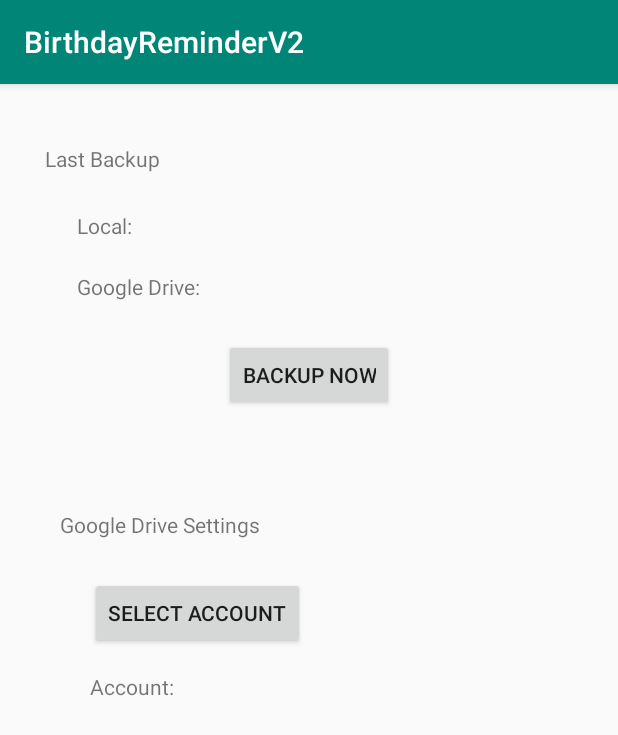
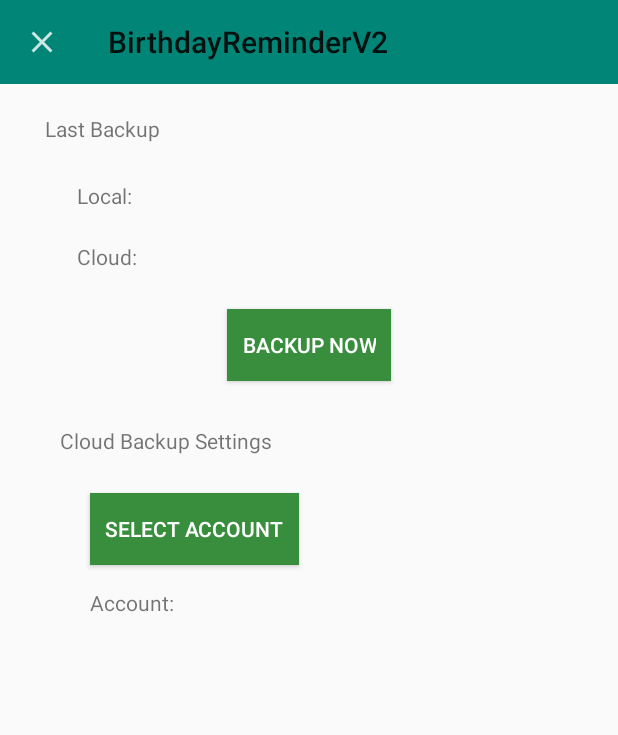
Before and after one commit to antandbuffalo/BirthdayReminderV2, an Android app: the Backup screen opened directly, with no data from a screen before it, on a phone screen of 412 x 824 dp. Shown: the top 735 px of the screen. Run offline under Robolectric (Android 15) with nearby library versions, the phone set to English and light mode, and no system bars; our stand-ins replace Firebase (no records; nobody signed in at launch, a user with empty details on screens opened directly); libraries missing offline, so code that uses them is left out: com.firebase.ui, com.google.api.client, com.google.api.services.

Commit message:
updated local backup

```diff
--- a/app/src/main/AndroidManifest.xml
+++ b/app/src/main/AndroidManifest.xml
@@ -9,7 +9,8 @@
         android:roundIcon="@mipmap/ic_launcher_round"
         android:supportsRtl="true"
         android:theme="@style/AppTheme">
-        <activity android:name=".backup.Backup"></activity>
+        <activity android:name=".backup.Backup"
+            android:theme="@style/AppTheme.NoActionBar"/>
         <activity
             android:name=".settings.Settings"
             android:label="@string/action_settings" />
--- a/app/src/main/java/com/antandbuffalo/birthdayreminder/backup/Backup.java
+++ b/app/src/main/java/com/antandbuffalo/birthdayreminder/backup/Backup.java
@@ -2,15 +2,19 @@ package com.antandbuffalo.birthdayreminder.backup;
 
 import androidx.annotation.NonNull;
 import androidx.appcompat.app.AppCompatActivity;
+import androidx.appcompat.widget.Toolbar;
 import androidx.core.content.ContextCompat;
 
 import android.Manifest;
 import android.content.Intent;
 import android.content.pm.PackageManager;
+import android.net.Uri;
 import android.os.Bundle;
 import android.util.Log;
+import android.view.MenuItem;
 import android.view.View;
 import android.widget.Button;
+import android.widget.NumberPicker;
 import android.widget.TextView;
 import android.widget.Toast;
 
@@ -19,6 +23,7 @@ import com.antandbuffalo.birthdayreminder.utilities.Constants;
 import com.antandbuffalo.birthdayreminder.utilities.DataHolder;
 import com.antandbuffalo.birthdayreminder.utilities.Storage;
 import com.antandbuffalo.birthdayreminder.utilities.Util;
+import com.firebase.ui.auth.AuthUI;
 import com.google.android.gms.auth.api.signin.GoogleSignIn;
 import com.google.android.gms.auth.api.signin.GoogleSignInAccount;
 import com.google.android.gms.auth.api.signin.GoogleSignInClient;
@@ -32,9 +37,14 @@ import com.google.api.client.googleapis.extensions.android.gms.auth.GoogleAccoun
 import com.google.api.client.json.gson.GsonFactory;
 import com.google.api.services.drive.Drive;
 import com.google.api.services.drive.DriveScopes;
+import com.google.firebase.auth.FirebaseAuth;
+import com.google.firebase.auth.FirebaseUser;
 
 import java.io.File;
+import java.util.Arrays;
 import java.util.Collections;
+import java.util.Date;
+import java.util.List;
 
 public class Backup extends AppCompatActivity {
 
@@ -43,15 +53,21 @@ public class Backup extends AppCompatActivity {
         super.onCreate(savedInstanceState);
         setContentView(R.layout.backup);
 
+        Toolbar toolbar = findViewById(R.id.toolbar);
+        setSupportActionBar(toolbar);
+        getSupportActionBar().setHomeAsUpIndicator(R.drawable.ic_close_white);
+        getSupportActionBar().setDisplayHomeAsUpEnabled(true);
+
         Button backupNow = findViewById(R.id.backupNow);
         backupNow.setOnClickListener(new View.OnClickListener() {
             @Override
             public void onClick(View view) {
-                if(getStoragePermission(Constants.MY_PERMISSIONS_READ_EXTERNAL_STORAGE)) {
+                if(getStoragePermission(Constants.MY_PERMISSIONS_WRITE_EXTERNAL_STORAGE)) {
+                    updateLocalBackup();
                     File file = Util.getLocalFile("dob.txt");
                 }
                 else {
-                    Toast.makeText(DataHolder.getInstance().getAppContext(), "Please provide persmission to access local storage", Toast.LENGTH_SHORT).show();
+                    Toast.makeText(DataHolder.getInstance().getAppContext(), "Please provide permission to access local storage", Toast.LENGTH_SHORT).show();
                 }
             }
         });
@@ -63,6 +79,34 @@ public class Backup extends AppCompatActivity {
 
             }
         });
+
+        FirebaseUser firebaseUser = checkFirebaseUser();
+        if(firebaseUser != null) {
+            Log.d("FirebaseUser", firebaseUser.getEmail());
+            TextView textView = findViewById(R.id.accountName);
+            textView.setText("Account: " + firebaseUser.getEmail());
+        }
+        else {
+            Log.d("FirebaseError", "User Not found. Please login first");
+            startFirebaseAuth();
+        }
+    }
+
+    public void updateLocalBackup() {
+        File file = Util.writeToFile(this);
+        TextView localBackup = findViewById(R.id.localBackup);
+        localBackup.setText("Local: " + Util.getStringFromDate(new Date(file.lastModified()), "dd/MM/yyyy HH:mm"));
+    }
+
+    @Override
+    public boolean onOptionsItemSelected(MenuItem item) {
+        Log.d("BRJB", item.getItemId() + "");
+        int id = item.getItemId();
+        if(id == android.R.id.home) {
+            Log.d("BRJB", item.getItemId() + " : back");
+        }
+        finish();
+        return true;
     }
 
     @Override
@@ -111,6 +155,12 @@ public class Backup extends AppCompatActivity {
         }
     }
 
+    public void writePermission(Boolean isGranted) {
+        if(isGranted) {
+            updateLocalBackup();
+        }
+    }
+
     @Override
     public void onRequestPermissionsResult(int requestCode, @NonNull String[] permissions, @NonNull int[] grantResults) {
         super.onRequestPermissionsResult(requestCode, permissions, grantResults);
@@ -128,9 +178,49 @@ public class Backup extends AppCompatActivity {
                 }
                 return;
             }
+            case Constants.MY_PERMISSIONS_WRITE_EXTERNAL_STORAGE: {
+                // If request is cancelled, the result arrays are empty.
+                if (grantResults.length > 0
+                        && grantResults[0] == PackageManager.PERMISSION_GRANTED) {
+                    // permission was granted, yay! Do the
+                    writePermission(true);
+
+                } else {
+                    // permission denied, boo! Disable the
+                    writePermission(false);
+                }
+                return;
+            }
             // other 'case' lines to check for other
             // permissions this app might request.
         }
+    }
+
+    public void startFirebaseAuth() {
+        // Choose authentication providers
+        List<AuthUI.IdpConfig> providers = Arrays.asList(
+                new AuthUI.IdpConfig.EmailBuilder().build(),
+                new AuthUI.IdpConfig.PhoneBuilder().build(),
+                new AuthUI.IdpConfig.GoogleBuilder().build());
+// Create and launch sign-in intent
+        startActivityForResult(
+                AuthUI.getInstance()
+                        .createSignInIntentBuilder()
+                        .setAvailableProviders(providers)
+                        .build(),
+                Constants.firebaseSignInCode);
+    }
+
+    public FirebaseUser checkFirebaseUser() {
+        FirebaseUser user = FirebaseAuth.getInstance().getCurrentUser();
+        if (user != null) {
+            // User is signed in
+            System.out.println("User available");
+        } else {
+            // No user is signed in
+            System.out.println("User not available");
+        }
+        return user;
     }
 
     // download prgress link
--- a/app/src/main/java/com/antandbuffalo/birthdayreminder/settings/SettingsData.java
+++ b/app/src/main/java/com/antandbuffalo/birthdayreminder/settings/SettingsData.java
@@ -69,7 +69,7 @@ public class SettingsData {
 
         datum = SettingsModel.newInstance();
         datum.setKey(Constants.settingsBackup);
-        datum.setTitle(Constants.SETTINGS_WRITE_FILE_TITLE);
+        datum.setTitle("Backup and Restore");
         datum.setSubTitle(Constants.SETTINGS_WRITE_FILE_SUB_TITLE);
         //datum.setUpdatedOn(new Date());
         datum.setSno(5);
--- a/app/src/main/res/layout/backup.xml
+++ b/app/src/main/res/layout/backup.xml
@@ -6,15 +6,25 @@
     android:layout_height="match_parent"
     tools:context=".backup.Backup">
 
+    <androidx.appcompat.widget.Toolbar
+        android:id="@+id/toolbar"
+        android:layout_width="match_parent"
+        android:layout_height="?attr/actionBarSize"
+        android:background="?attr/colorPrimary"
+        app:layout_constraintEnd_toEndOf="parent"
+        app:layout_constraintStart_toStartOf="parent"
+        app:layout_constraintTop_toTopOf="parent"
+        app:popupTheme="@style/AppTheme.PopupOverlay" />
+
     <TextView
         android:id="@+id/textView"
         android:layout_width="wrap_content"
         android:layout_height="wrap_content"
         android:layout_marginStart="30dp"
-        android:layout_marginTop="40dp"
+        android:layout_marginTop="20dp"
         android:text="Last Backup"
-        app:layout_constraintStart_toStartOf="parent"
-        app:layout_constraintTop_toTopOf="parent" />
+        app:layout_constraintStart_toStartOf="@+id/toolbar"
+        app:layout_constraintTop_toBottomOf="@+id/toolbar" />
 
     <TextView
         android:id="@+id/textView4"
@@ -22,12 +32,12 @@
         android:layout_height="wrap_content"
         android:layout_marginStart="40dp"
         android:layout_marginTop="284dp"
-        android:text="Google Drive Settings"
+        android:text="Cloud Backup Settings"
         app:layout_constraintStart_toStartOf="parent"
         app:layout_constraintTop_toTopOf="parent" />
 
     <TextView
-        android:id="@+id/textView2"
+        android:id="@+id/localBackup"
         android:layout_width="wrap_content"
         android:layout_height="wrap_content"
         android:layout_marginStart="51dp"
@@ -42,16 +52,20 @@
         android:layout_height="wrap_content"
         android:layout_marginStart="51dp"
         android:layout_marginTop="21dp"
-        android:text="Google Drive:"
+        android:text="Cloud:"
         app:layout_constraintStart_toStartOf="parent"
-        app:layout_constraintTop_toBottomOf="@+id/textView2" />
+        app:layout_constraintTop_toBottomOf="@+id/localBackup" />
 
     <Button
         android:id="@+id/backupNow"
         android:layout_width="wrap_content"
         android:layout_height="wrap_content"
         android:layout_marginTop="25dp"
+        android:background="@color/save_button_default"
+        android:paddingLeft="10dp"
+        android:paddingRight="10dp"
         android:text="Backup Now"
+        android:textColor="@color/white"
         app:layout_constraintEnd_toEndOf="parent"
         app:layout_constraintStart_toStartOf="parent"
         app:layout_constraintTop_toBottomOf="@+id/textView3" />
@@ -62,7 +76,11 @@
         android:layout_height="wrap_content"
         android:layout_marginStart="60dp"
         android:layout_marginTop="25dp"
+        android:background="@color/save_button_default"
+        android:paddingLeft="10dp"
+        android:paddingRight="10dp"
         android:text="Select Account"
+        android:textColor="@color/white"
         app:layout_constraintStart_toStartOf="parent"
         app:layout_constraintTop_toBottomOf="@+id/textView4" />
 
```
Also changed, not shown: app/src/main/java/com/antandbuffalo/birthdayreminder/utilities/Util.java (+11 -7 lines).
